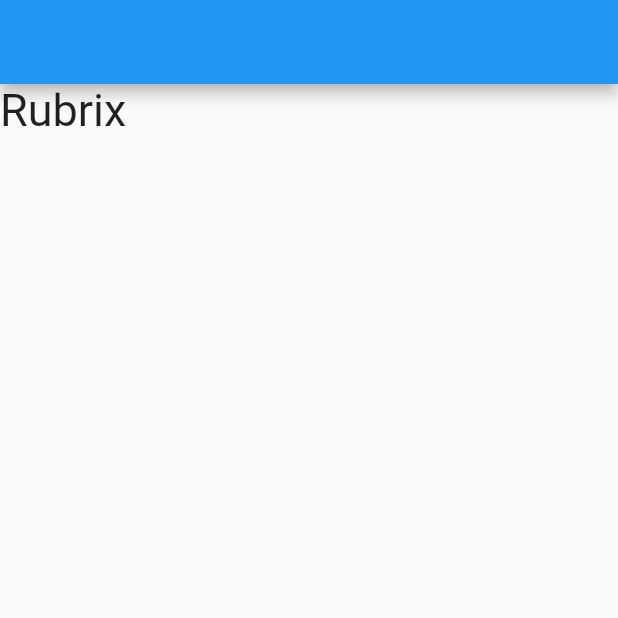
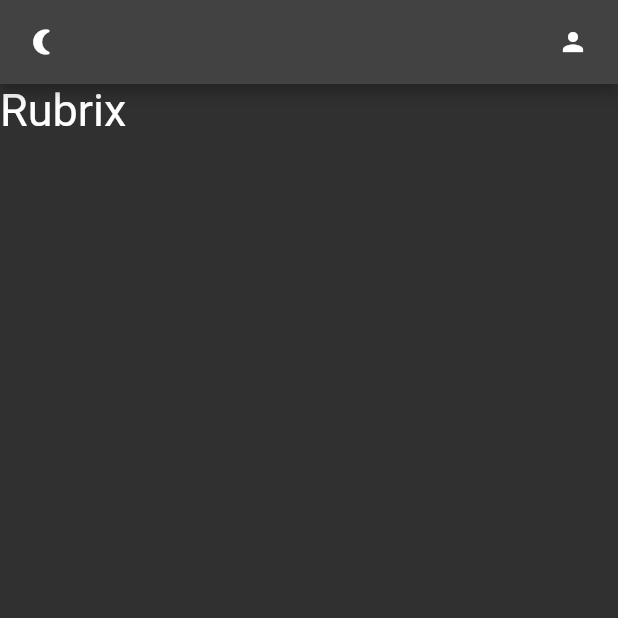
Before and after one commit to PrakharChaturvedi/Rubrix, a Flutter app: the screen it shows after launch, on a phone screen of 412 x 824 dp, the top half of it. Run offline on Flutter 3.47's test engine with Material 2 defaults, Android fonts, the phone set to English and light mode, and no system bars.

Commit message:
App Structure design 1

```diff
--- a/lib/UI/home_page.dart
+++ b/lib/UI/home_page.dart
@@ -11,7 +11,7 @@ class _HomePageState extends State<HomePage> {
   @override
   Widget build(BuildContext context) {
     return Scaffold(
-      appBar: AppBar(),
+      appBar: _appBar(),
       body: const Column(
         children: [
           Text("Rubrix",
@@ -23,4 +23,23 @@ class _HomePageState extends State<HomePage> {
       ),
     );
   }
+
+  _appBar(){
+  return AppBar(
+    leading: GestureDetector(
+      onTap:(){
+        print("tapped");
+      },
+      child: const Icon(Icons.nightlight_round,
+      size: 20,
+      ),
+    ),
+    actions: [
+      Icon(Icons.person,
+      size: 20,
+      ),
+      SizedBox(width: 20,)
+    ],
+  );
+  }
 }
--- /dev/null
+++ b/lib/UI/theme.dart
@@ -0,0 +1,18 @@
+import 'package:flutter/material.dart';
+
+const Color bluishColor = Colors.teal;
+const Color pinkishColor = Colors.pink;
+const Color darkGreyColor = Color(0xFF121212);
+
+
+class Themes {
+  static final light = ThemeData(
+  primaryColor:  bluishColor,
+  brightness: Brightness.light,
+  );
+
+  static final dark = ThemeData(
+  primaryColor:  darkGreyColor,
+  brightness: Brightness.dark,
+  );
+}
--- a/lib/main.dart
+++ b/lib/main.dart
@@ -1,5 +1,6 @@
 import 'package:flutter/material.dart';
 import 'package:rubrics/UI/home_page.dart';
+import 'package:rubrics/UI/theme.dart';
 
 void main() {
   runApp(const MyApp());
@@ -14,8 +15,10 @@ class MyApp extends StatelessWidget {
     return MaterialApp(
       title: 'Flutter Demo',
       debugShowCheckedModeBanner: false,
-      theme: ThemeData(
-      ),
+      theme: Themes.light,
+      darkTheme: Themes.dark,
+      themeMode: ThemeMode.dark,
+
       home: const HomePage(),
     );
   }
--- /dev/null
+++ b/lib/services/theme_services.dart
@@ -0,0 +1,3 @@
+class ThemeService{
+
+}
```
